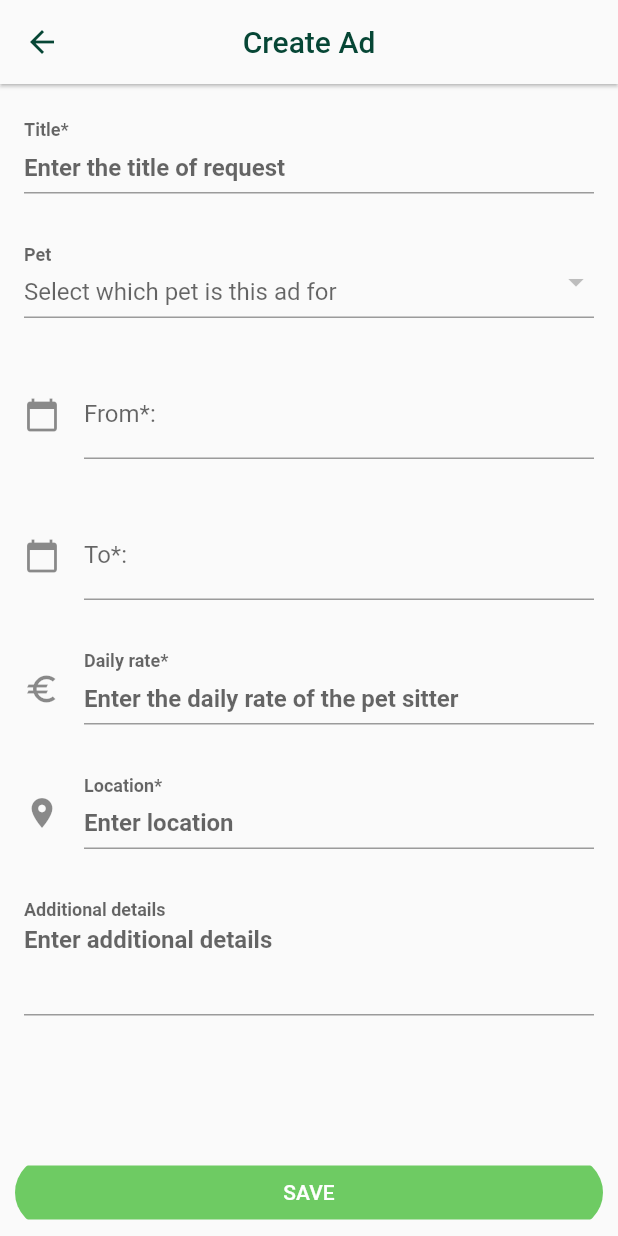
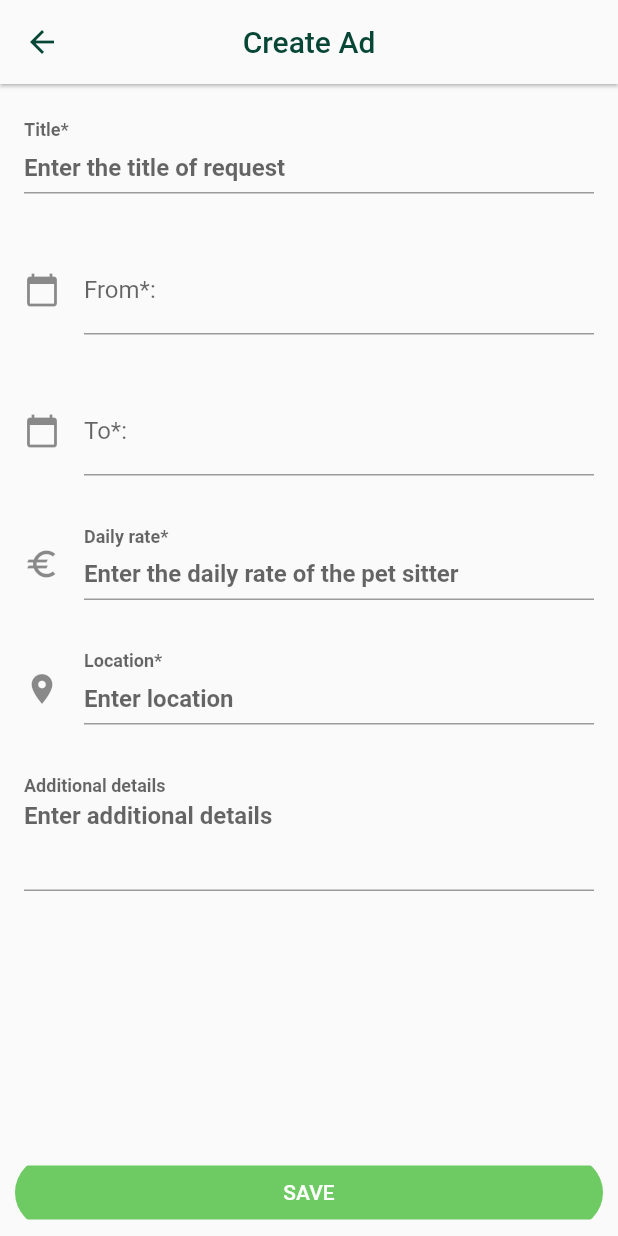
Before and after one commit to Mateorid/Flutter-project, a Flutter app: the CreateEditAdPage screen opened by its route, on a phone screen of 412 x 824 dp. Run offline on Flutter 3.47's test engine with Material 2 defaults, Android fonts, the phone set to English and light mode, and no system bars; our stand-ins replace cloud_firestore, email_validator, file_picker, firebase_auth, firebase_core, firebase_storage and 5 more; accounts and stored records are empty; network calls fail.

Commit message:
final stuff

```diff
--- a/lib/pages/Ad/ad_detail_page.dart
+++ b/lib/pages/Ad/ad_detail_page.dart
@@ -87,7 +87,7 @@ class AdDetailPage extends StatelessWidget {
           child: Column(
             crossAxisAlignment: CrossAxisAlignment.start,
             children: [
-              _buildPetName(context),
+              // _buildPetName(context), //todo
               const SizedBox(height: 10),
               _buildCards(),
               const SizedBox(
--- a/lib/pages/Ad/create_edit_ad.dart
+++ b/lib/pages/Ad/create_edit_ad.dart
@@ -9,7 +9,6 @@ import 'package:pet_sitting/services/ad_service.dart';
 import 'package:pet_sitting/services/user_service.dart';
 import 'package:pet_sitting/validators/locationValidator.dart';
 import 'package:pet_sitting/widgets/core/widget_future_builder.dart';
-import 'package:pet_sitting/widgets/form_dropdown.dart';
 
 import '../../Models/Ad/ad.dart';
 import '../../handle_async_operation.dart';
@@ -30,7 +29,7 @@ class CreateEditAdPage extends StatefulWidget {
 
 class _CreateEditAdPageState extends State<CreateEditAdPage> {
   late Ad ad;
-  late String petId;
+  late String petId = 'Xnlwf3sU98FSl6BbvJC6'; //todo
   late UserExtended user;
   final _formKey = GlobalKey<FormState>();
   final _fromController = TextEditingController();
@@ -104,14 +103,14 @@ class _CreateEditAdPageState extends State<CreateEditAdPage> {
               return null;
             },
           ),
-          FormDropDown(
-              //todo this should be like a pop-up select - similar to reviews
-              label: 'Pet',
-              hintText: 'Select which pet is this ad for',
-              items: user.pets,
-              onChanged: (id) {
-                petId = id!;
-              }),
+          //todo this should be like a pop-up select - similar to reviews
+          // FormDropDown(
+          //     label: 'Pet',
+          //     hintText: 'Select which pet is this ad for',
+          //     items: user.pets,
+          //     onChanged: (id) {
+          //       petId = id!;
+          //     }),
           _buildDatePicker(_fromController, "From*: "),
           _buildDatePicker(_toController, "To*: "),
           PlainTextField(
```
Also changed, not shown: lib/pages/Pets/create_edit_pet.dart (+25 -7 lines).
